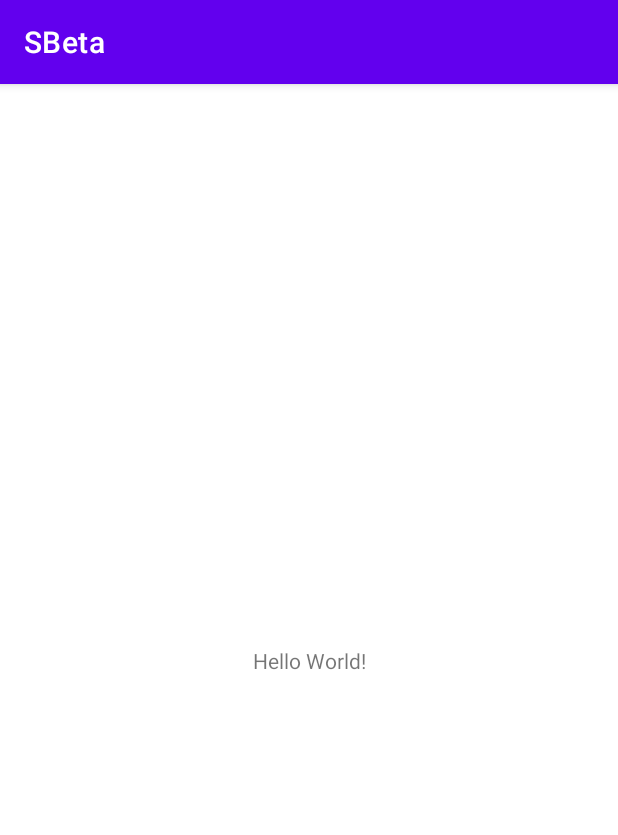
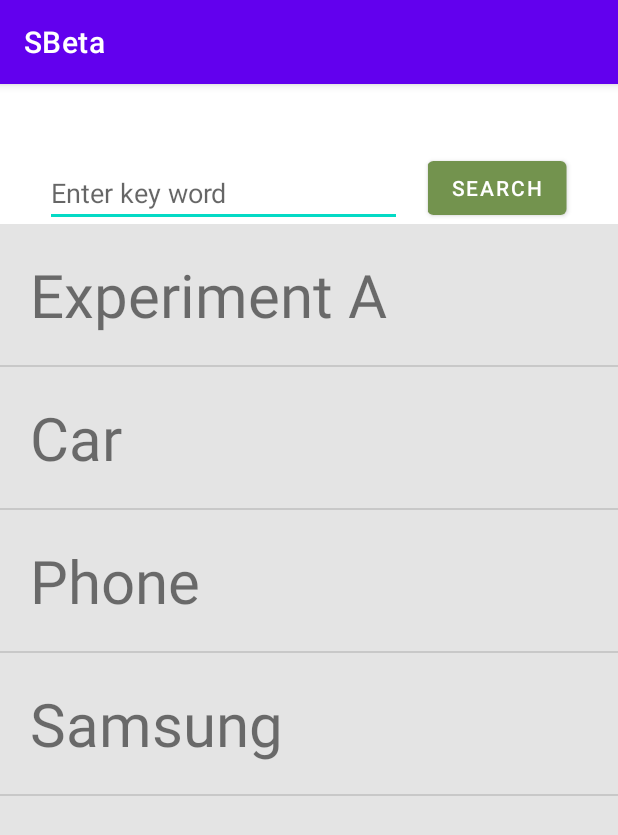
Before and after one commit to CMPUT301W21T20/SBeta, an Android app: the screen it shows after launch (MainActivity), on a phone screen of 412 x 824 dp. Shown: the top 835 px of the screen. Run offline under Robolectric (Android 15) with nearby library versions, the phone set to English and light mode, and no system bars; our stand-ins replace Firebase (no records; nobody signed in at launch, a user with empty details on screens opened directly).

Commit message:
search feature ini

```diff
--- /dev/null
+++ b/app/src/main/java/com/example/sbeta/CustomMainList.java
@@ -0,0 +1,40 @@
+package com.example.sbeta;
+
+import android.annotation.SuppressLint;
+import android.content.Context;
+import android.view.LayoutInflater;
+import android.view.View;
+import android.view.ViewGroup;
+import android.widget.ArrayAdapter;
+import android.widget.TextView;
+
+import java.util.ArrayList;
+
+import javax.annotation.Nonnull;
+import javax.annotation.Nullable;
+
+public class CustomMainList extends ArrayAdapter<Experiment> {
+
+    private ArrayList<Experiment> experiments;
+    private Context context;
+
+    public CustomMainList(Context context, ArrayList<Experiment> experiments) {
+        super(context, 0, experiments);
+        this.experiments = experiments;
+        this.context = context;
+    }
+
+    @SuppressLint("DefaultLocate")
+    public View getView(int position, @Nullable View convertView, @Nonnull ViewGroup parent) {
+        View view = convertView;
+        if (view == null) {
+            view = LayoutInflater.from(context).inflate(R.layout.exper_name,parent, false);
+        }
+
+        Experiment experiment = experiments.get(position);
+        TextView experName = view.findViewById(R.id.exper_name);
+        experName.setText(experiment.getName());
+
+        return view;
+    }
+}
--- a/app/src/main/java/com/example/sbeta/MainActivity.java
+++ b/app/src/main/java/com/example/sbeta/MainActivity.java
@@ -2,13 +2,78 @@ package com.example.sbeta;
 
 import androidx.appcompat.app.AppCompatActivity;
 
+import android.annotation.SuppressLint;
+import android.app.AlertDialog;
+import android.content.DialogInterface;
+import android.content.Intent;
 import android.os.Bundle;
+import android.view.View;
+import android.widget.ArrayAdapter;
+import android.widget.Button;
+import android.widget.EditText;
+import android.widget.ListView;
+
+import com.google.firebase.firestore.CollectionReference;
+import com.google.firebase.firestore.FirebaseFirestore;
+
+import java.lang.reflect.Array;
+import java.util.ArrayList;
+import java.util.Arrays;
 
 public class MainActivity extends AppCompatActivity {
+
+    ListView experList;
+    ArrayAdapter<Experiment> experAdapter;
+    ArrayList<Experiment> dataList;
+    Button searchButton;
+    EditText searchWord;
 
     @Override
     protected void onCreate(Bundle savedInstanceState) {
         super.onCreate(savedInstanceState);
         setContentView(R.layout.activity_main);
+        FirebaseFirestore db;
+
+        experList = findViewById(R.id.exper_list);
+        searchButton = findViewById(R.id.search_button);
+        searchWord = findViewById(R.id.searchKeyWord);
+        db = FirebaseFirestore.getInstance();
+        final CollectionReference collectionReference = db.collection("Experiments");
+
+        dataList = new ArrayList<>();
+
+        User testUser = new User("123456");
+        Experiment testExper1 = new Experiment(testUser, "this is test", "published", "Experiment A");
+        Experiment testExper2 = new Experiment(testUser, "URUS", "published", "Car");
+        Experiment testExper3 = new Experiment(testUser, "GALAXY s31", "published", "Phone");
+        Experiment testExper4 = new Experiment(testUser, "GALAXY note40", "end", "Samsung");
+        Experiment []experiments = {testExper1, testExper2, testExper3, testExper4};
+        dataList.addAll(Arrays.asList(experiments));
+
+        experAdapter = new CustomMainList(this, dataList);
+        experList.setAdapter(experAdapter);
+
+        // search
+        searchButton.setOnClickListener(new View.OnClickListener() {
+            @Override
+            public void onClick(View v) {
+                if (searchWord.getText().toString().equals("")) {
+                    AlertDialog.Builder builder = new AlertDialog.Builder(MainActivity.this);
+                    builder.setMessage("Cannot search empty string!");
+                    builder.setPositiveButton("Yes", new DialogInterface.OnClickListener() {
+                        @Override
+                        public void onClick(DialogInterface dialog, int which) {}
+                    });
+                    builder.create().show();
+                } else {
+                    Intent intent = new Intent(MainActivity.this, SearchDisplay.class);
+                    intent.putExtra("keyword", searchWord.getText().toString());
+                    searchWord.setText("");
+                    startActivity(intent);
+                }
+            }
+        });
+
+
     }
 }
--- a/app/src/main/java/com/example/sbeta/binomialTrial.java
+++ b/app/src/main/java/com/example/sbeta/binomialTrial.java
@@ -1,4 +1,6 @@
 package com.example.sbeta;
+
+import android.location.Location;
 
 public class binomialTrial {
     Boolean successTrial;
--- a/app/src/main/java/com/example/sbeta/countBasedTrial.java
+++ b/app/src/main/java/com/example/sbeta/countBasedTrial.java
@@ -1,4 +1,6 @@
 package com.example.sbeta;
+
+import android.location.Location;
 
 public class countBasedTrial implements Trial {
     Integer count;
--- a/app/src/main/java/com/example/sbeta/measurementTrial.java
+++ b/app/src/main/java/com/example/sbeta/measurementTrial.java
@@ -1,4 +1,6 @@
 package com.example.sbeta;
+
+import android.location.Location;
 
 public class measurementTrial {
     Double measure;
--- a/app/src/main/java/com/example/sbeta/nonNegativeCount.java
+++ b/app/src/main/java/com/example/sbeta/nonNegativeCount.java
@@ -1,4 +1,6 @@
 package com.example.sbeta;
+
+import android.location.Location;
 
 public class nonNegativeCount {
     Integer count;
--- a/app/src/main/res/layout/activity_main.xml
+++ b/app/src/main/res/layout/activity_main.xml
@@ -1,18 +1,33 @@
 <?xml version="1.0" encoding="utf-8"?>
-<androidx.constraintlayout.widget.ConstraintLayout xmlns:android="http://schemas.android.com/apk/res/android"
+<LinearLayout xmlns:android="http://schemas.android.com/apk/res/android"
     xmlns:app="http://schemas.android.com/apk/res-auto"
     xmlns:tools="http://schemas.android.com/tools"
     android:layout_width="match_parent"
     android:layout_height="match_parent"
-    tools:context=".MainActivity">
+    android:orientation="vertical"
+    tools:context=".MainActivity" >
 
-    <TextView
+    <EditText
+        android:id="@+id/searchKeyWord"
+        android:layout_width="238dp"
+        android:layout_height="wrap_content"
+        android:ems="10"
+        android:hint="Enter key word"
+        android:inputType="textPersonName"
+        android:translationX="30dp"
+        android:translationY="50dp" />
+
+    <Button
+        android:id="@+id/search_button"
         android:layout_width="wrap_content"
         android:layout_height="wrap_content"
-        android:text="Hello World!"
-        app:layout_constraintBottom_toBottomOf="parent"
-        app:layout_constraintLeft_toLeftOf="parent"
-        app:layout_constraintRight_toRightOf="parent"
-        app:layout_constraintTop_toTopOf="parent" />
+        android:text="Search"
+        android:translationX="285dp"
+        app:backgroundTint="#73934E" />
 
-</androidx.constraintlayout.widget.ConstraintLayout>
+    <ListView
+        android:id="@+id/exper_list"
+        android:layout_width="match_parent"
+        android:layout_height="match_parent"
+        android:background="#E4E4E4" />
+</LinearLayout>
--- /dev/null
+++ b/app/src/main/res/layout/exper_name.xml
@@ -0,0 +1,11 @@
+<?xml version="1.0" encoding="utf-8"?>
+<TextView xmlns:android="http://schemas.android.com/apk/res/android"
+    android:id="@+id/exper_name"
+    android:layout_width="match_parent"
+    android:layout_height="wrap_content"
+    android:padding="20dp"
+    android:text="sample_text"
+    android:textSize="40sp"
+    >
+
+</TextView>
```
Also changed, not shown: app/src/main/AndroidManifest.xml (+11 -1 lines), app/src/main/java/com/example/sbeta/CustomSearchList.java (added, +47 -0 lines), app/src/main/java/com/example/sbeta/Experiment.java (+91 -0 lines), app/src/main/java/com/example/sbeta/SearchDisplay.java (added, +49 -0 lines), app/src/main/java/com/example/sbeta/User.java (+18 -0 lines), app/src/main/res/layout/exper_info.xml (added, +49 -0 lines), app/src/main/res/layout/search_result.xml (added, +23 -0 lines), 1 other file.
